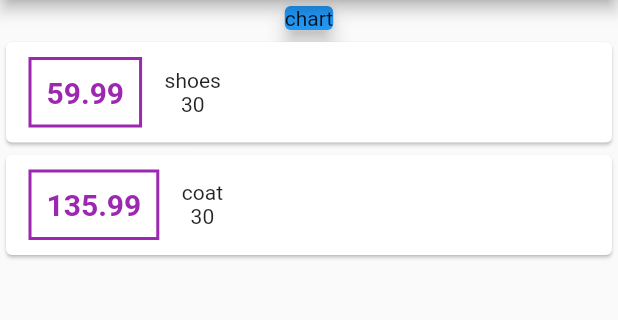
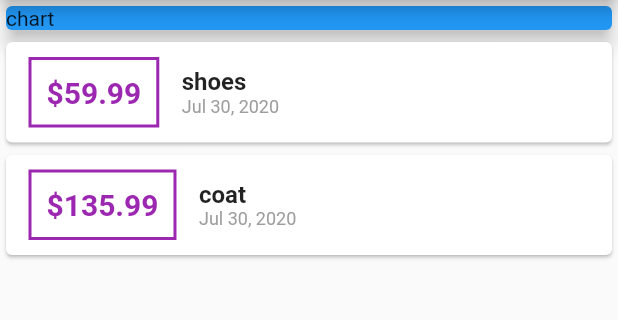
Before and after one commit to AdamTasma/flutter_expense_planner, a Flutter app: the screen it shows after launch, on a phone screen of 412 x 824 dp, the part 84-404 px from its top. Run offline on Flutter 3.47's test engine with Material 2 defaults, Android fonts, the phone set to English and light mode, and no system bars.

Commit message:
Use the intl package to help style the date. Also, style the amount

```diff
--- a/lib/main.dart
+++ b/lib/main.dart
@@ -1,5 +1,6 @@
 import 'package:flutter/material.dart';
 import './transaction.dart';
+import 'package:intl/intl.dart';
 
 void main() => runApp(MyApp());
 
@@ -40,7 +41,7 @@ class MyHomePage extends StatelessWidget {
         crossAxisAlignment: CrossAxisAlignment.center,
         children: <Widget>[
           Container(
-//            width: double.infinity,
+            width: double.infinity,
             child: Card(
               color: Colors.blue,
               child: Text('chart'),
@@ -53,8 +54,7 @@ class MyHomePage extends StatelessWidget {
                 child: Row(
                   children: <Widget>[
                     Container(
-                      margin:
-                          EdgeInsets.symmetric(vertical: 10, horizontal: 15),
+                      margin: EdgeInsets.symmetric(vertical: 10, horizontal: 15),
                       decoration: BoxDecoration(
                         border: Border.all(
                           color: Colors.purple,
@@ -63,7 +63,7 @@ class MyHomePage extends StatelessWidget {
                       ),
                       padding: EdgeInsets.all(10),
                       child: Text(
-                        transaction.amount.toString(),
+                        '\$${transaction.amount}',
                         style: TextStyle(
                           fontWeight: FontWeight.bold,
                           fontSize: 20,
@@ -71,9 +71,19 @@ class MyHomePage extends StatelessWidget {
                         ),
                       ),
                     ),
-                    Column(children: <Widget>[
-                      Text(transaction.title),
-                      Text(transaction.date.day.toString()),
+                    Column(crossAxisAlignment: CrossAxisAlignment.start, children: <Widget>[
+                      Text(
+                        transaction.title,
+                        style: TextStyle(
+                          fontWeight: FontWeight.bold,
+                          fontSize: 16,
+                        ),
+                      ),
+                      Text(DateFormat.yMMMd().format(transaction.date),
+                          style: TextStyle(
+                            fontSize: 12,
+                            color: Colors.grey,
+                          )),
                     ])
                   ],
                 ),
--- a/pubspec.yaml
+++ b/pubspec.yaml
@@ -19,6 +19,7 @@ environment:
 dependencies:
   flutter:
     sdk: flutter
+  intl: ^0.16.1
 
   # The following adds the Cupertino Icons font to your application.
   # Use with the CupertinoIcons class for iOS style icons.
```
Also changed, not shown: pubspec.lock.
